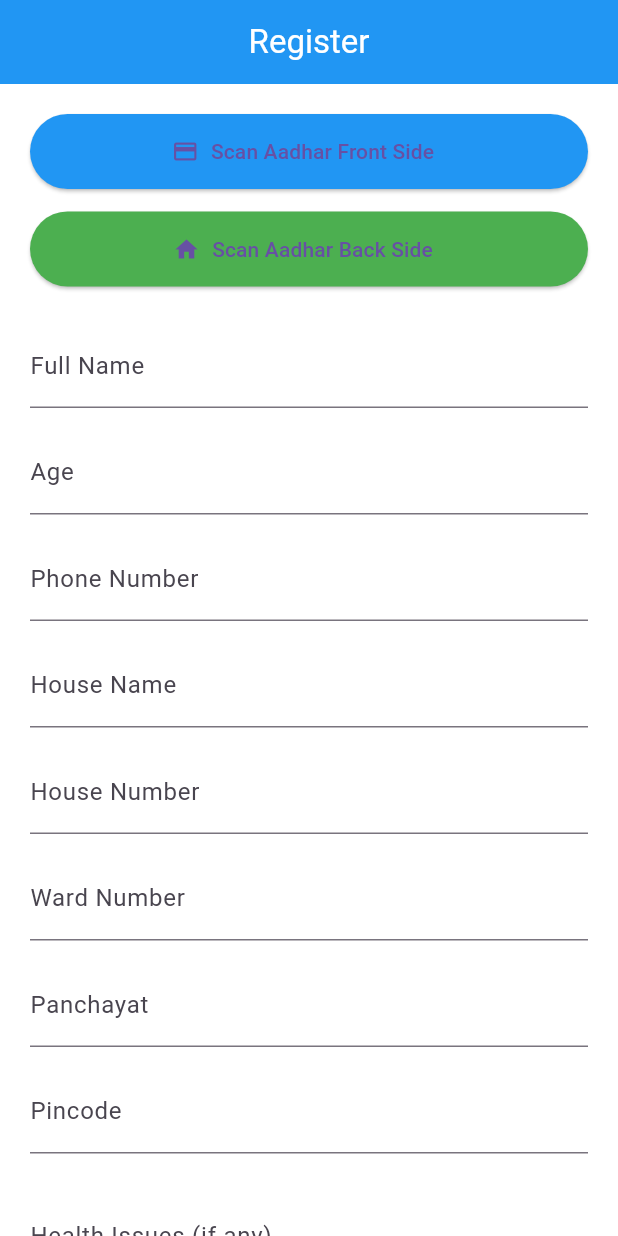
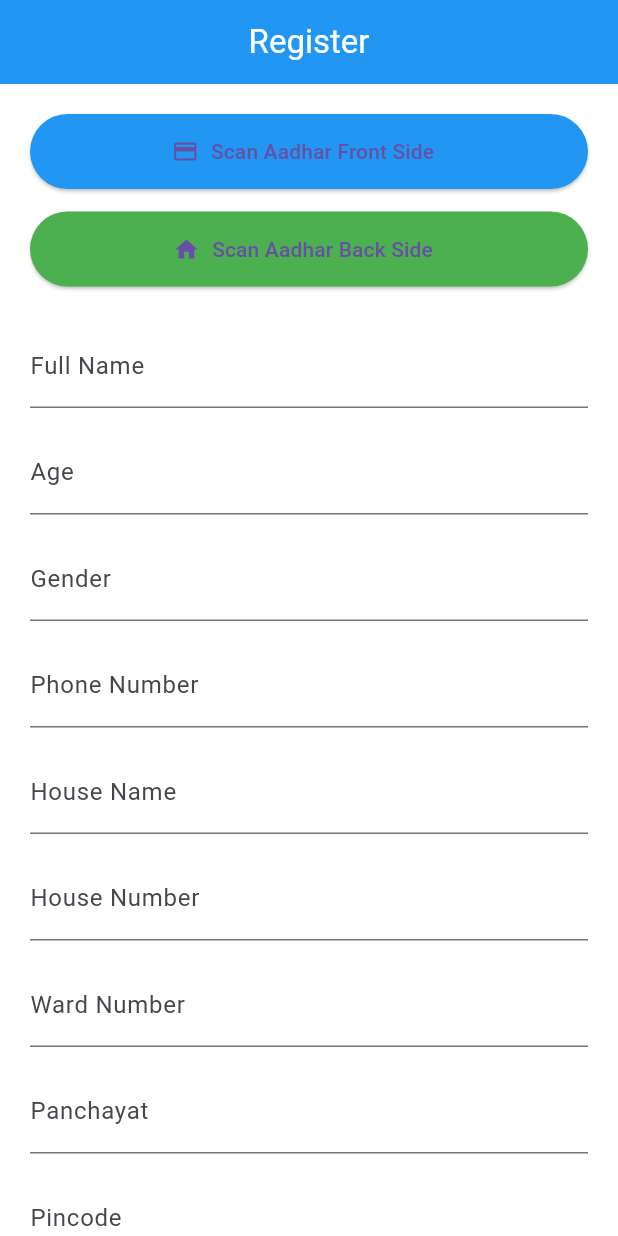
Before and after one commit to SREEHARI-K-I/SeniorConnect, a Flutter app: the screen it shows after launch, on a phone screen of 412 x 824 dp. Run offline on Flutter 3.47's test engine with Material 3 defaults, Android fonts, the light colour scheme and no system bars; our stand-ins replace image_picker, shared_preferences; missing offline and left inert: google_mlkit_text_recognition.

Commit message:
OCR Completed

```diff
--- a/lib/models/aadhar_autofill_model.dart
+++ b/lib/models/aadhar_autofill_model.dart
@@ -3,11 +3,13 @@ class AadharAutoFillModel {
   final int age;
   final String pincode;
   final String houseName;
+  final String gender;
 
   AadharAutoFillModel({
     required this.name,
     required this.age,
     required this.pincode,
     required this.houseName,
+    required this.gender,
   });
 }
--- a/lib/screens/register.dart
+++ b/lib/screens/register.dart
@@ -14,6 +14,7 @@ class RegisterScreen extends StatefulWidget {
 class _RegisterScreenState extends State<RegisterScreen> {
   final nameController = TextEditingController();
   final ageController = TextEditingController();
+  final genderController = TextEditingController();
   final phoneController = TextEditingController();
   final panchayatController = TextEditingController();
   final wardController = TextEditingController();
@@ -67,6 +68,11 @@ class _RegisterScreenState extends State<RegisterScreen> {
 
                         if (data.age != null && data.age! > 0) {
                           ageController.text = data.age!.toString();
+                        }
+
+                        /// 🔥 ADD THIS FOR GENDER
+                        if (data.gender != null && data.gender!.isNotEmpty) {
+                          genderController.text = data.gender!;
                         }
                       },
                     ),
@@ -127,6 +133,12 @@ class _RegisterScreenState extends State<RegisterScreen> {
               controller: ageController,
               decoration: const InputDecoration(labelText: "Age"),
               keyboardType: TextInputType.number,
+            ),
+            const SizedBox(height: 15),
+
+            TextField(
+              controller: genderController,
+              decoration: const InputDecoration(labelText: "Gender"),
             ),
             const SizedBox(height: 15),
 
```
Also changed, not shown: lib/services/aadhar_scanner_service.dart (+50 -2 lines).
